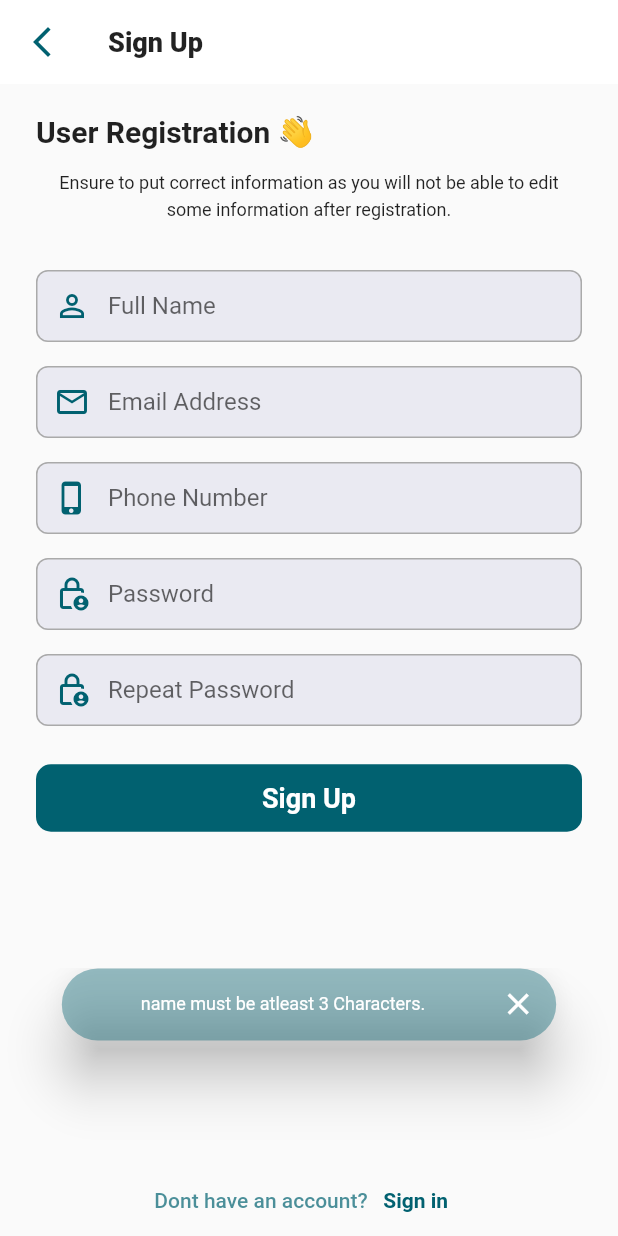
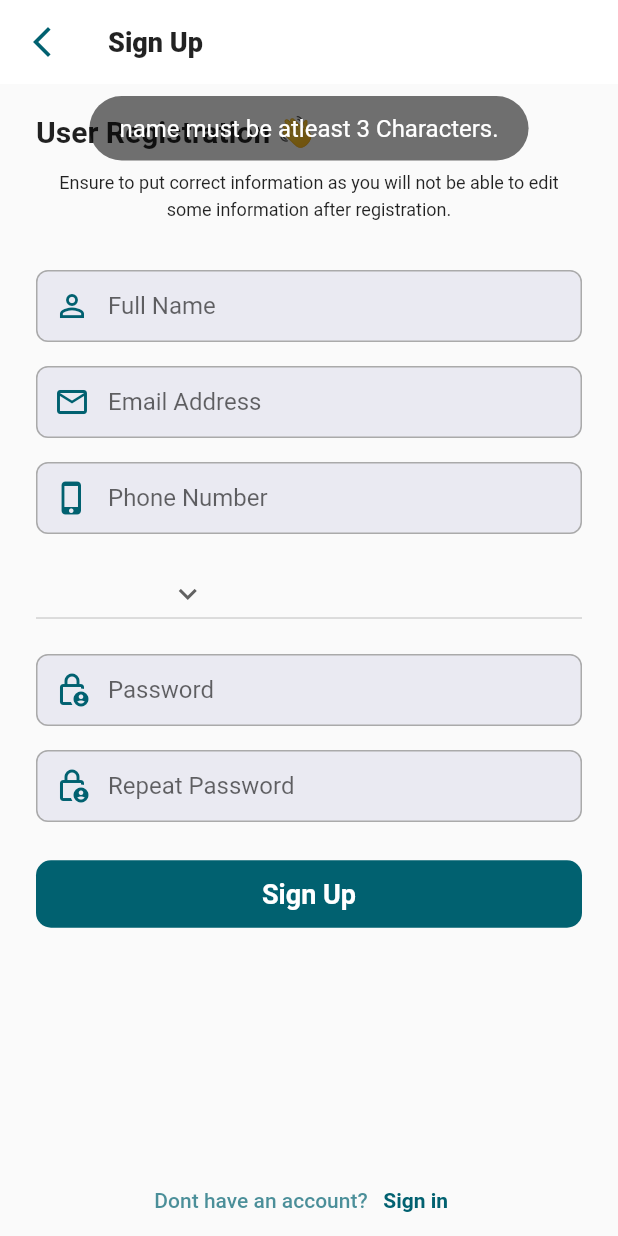
Before and after one commit to 2016en0223/mfyp_cust, a Flutter app: the MFYPSignUpScreen screen opened directly, after a tap on "Sign Up", on a phone screen of 412 x 824 dp. Run offline on Flutter 3.47's test engine with Material 2 defaults, Android fonts, the phone set to English and light mode, and no system bars; our stand-ins replace adaptive_dialog, cloud_firestore, firebase_auth, firebase_core, firebase_database, fluttertoast and 5 more; missing offline and left inert: flutter_geofire, material_dialogs, shirne_dialog; accounts and stored records are empty; Roboto replaces fonts that are missing (SanFrancisco).

Commit message:
GetX added for routing

```diff
--- /dev/null
+++ b/lib/includes/models/vehicle.information.model.dart
@@ -0,0 +1,5 @@
+class VehicleInformation {
+  String? carType, carBrand;
+
+  VehicleInformation({this.carType, this.carBrand});
+}
--- a/lib/includes/utilities/dialog.util.dart
+++ b/lib/includes/utilities/dialog.util.dart
@@ -1,4 +1,5 @@
 import 'package:flutter/material.dart';
+import 'package:fluttertoast/fluttertoast.dart';
 import 'package:mfyp_cust/includes/utilities/button.util.dart';
 import 'package:mfyp_cust/includes/utilities/colors.dart';
 
@@ -60,27 +61,13 @@ class MFYPDialogAction extends StatelessWidget {
     );
   }
 }
-snackBarMessage(String message, [ctx]) {
-  SnackBar snackBar = SnackBar(
-    duration: const Duration(milliseconds: 1000),
-    closeIconColor: Colors.white,
-    showCloseIcon: true,
-    shape: RoundedRectangleBorder(borderRadius: BorderRadius.circular(50)),
-    behavior: SnackBarBehavior.floating,
-    dismissDirection: DismissDirection.endToStart,
-    margin: EdgeInsets.only(
-        right: MediaQuery.of(ctx).size.width * 0.1,
-        left: MediaQuery.of(ctx).size.width * 0.1,
-        bottom: MediaQuery.of(ctx).size.height * 0.1),
-    elevation: 15,
-    backgroundColor: const Color.fromARGB(101, 1, 97, 112),
-    content: Text(
-      message,
-      textAlign: TextAlign.center,
-      overflow: TextOverflow.clip,
-      softWrap: true,
-      style: const TextStyle(fontSize: 12),
-    ),
-  );
-  return ScaffoldMessenger.of(ctx).showSnackBar(snackBar);
+snackBarMessage(String message, [ToastGravity? gravity]) {
+  Fluttertoast.showToast(
+      msg: message,
+      toastLength: Toast.LENGTH_SHORT,
+      gravity: gravity ?? ToastGravity.TOP,
+      timeInSecForIosWeb: 1,
+      backgroundColor: const Color.fromARGB(142, 0, 0, 0),
+      textColor: Colors.white,
+      fontSize: 16.0);
 }
--- a/lib/includes/utilities/listview.util.dart
+++ b/lib/includes/utilities/listview.util.dart
@@ -1,4 +1,5 @@
 import 'package:flutter/material.dart';
+import 'package:get/route_manager.dart';
 import 'package:mfyp_cust/includes/api_key.dart';
 import 'package:mfyp_cust/includes/handlers/user.info.handler.provider.dart';
 import 'package:mfyp_cust/includes/models/location.direction.model.dart';
@@ -23,7 +24,7 @@ class MFYPListView extends StatelessWidget {
     String placeDetailsURL =
         "https://maps.googleapis.com/maps/api/place/details/json?place_id=$placeID&key=$apiKey";
     var urlRequest = await Request.requestURL(placeDetailsURL);
-    Navigator.of(context).pop();
+    Get.back();
     if (urlRequest["status"] == "OK") {
       LocationDirection userDirection = LocationDirection();
 
@@ -35,7 +36,7 @@ class MFYPListView extends StatelessWidget {
       userDirection.placeID = placeID;
       Provider.of<MFYPUserInfo>(context, listen: false)
           .getProviderLatLng(userDirection);
-      Navigator.pop(context, "Home");
+      Get.back(result: "Home");
     }
   }
 
--- /dev/null
+++ b/lib/includes/widget/bottom.navigation.wdg.dart
@@ -0,0 +1,49 @@
+import 'package:flutter/material.dart';
+import 'package:get/route_manager.dart';
+import '../../screens/login.scr.dart';
+import '../utilities/colors.dart';
+
+class MFYPBottomNavigation extends StatelessWidget {
+  const MFYPBottomNavigation({super.key});
+
+  @override
+  Widget build(BuildContext context) {
+    return Container(
+      width: MediaQuery.of(context).size.width,
+      height: 48,
+      alignment: Alignment.center,
+      child: Row(
+        crossAxisAlignment: CrossAxisAlignment.center,
+        mainAxisAlignment: MainAxisAlignment.center,
+        children: [
+          Text(
+            'Dont have an account?',
+            style: TextStyle(
+              color: AppColor.primaryColor.withOpacity(0.7),
+              fontSize: 14,
+              fontWeight: FontWeight.w500,
+            ),
+          ),
+          TextButton(
+            onPressed: () {
+              Get.to(
+                const MFYPLogin(),
+              );
+            },
+            style: TextButton.styleFrom(
+              foregroundColor: AppColor.primaryColor.withOpacity(0.1),
+            ),
+            child: const Text(
+              "Sign in",
+              style: TextStyle(
+                color: AppColor.primaryColor,
+                fontSize: 14,
+                fontWeight: FontWeight.w700,
+              ),
+            ),
+          ),
+        ],
+      ),
+    );
+  }
+}
--- a/lib/screens/register.scr.dart
+++ b/lib/screens/register.scr.dart
@@ -1,13 +1,17 @@
+import 'package:cloud_firestore/cloud_firestore.dart';
 import 'package:firebase_auth/firebase_auth.dart';
 import 'package:firebase_database/firebase_database.dart';
 import 'package:flutter/material.dart';
 import 'package:flutter/services.dart';
 import 'package:geolocator/geolocator.dart';
+import 'package:get/route_manager.dart';
 import '../includes/global.dart';
+import '../includes/models/vehicle.information.model.dart';
 import '../includes/utilities/button.util.dart';
 import '../includes/utilities/colors.dart';
 import '../includes/utilities/dialog.util.dart';
 import '../includes/utilities/textfield.util.dart';
+import '../includes/widget/bottom.navigation.wdg.dart';
 import 'login.scr.dart';
 import 'main.scr.dart';
 import 'welcome.scr.dart';
@@ -27,6 +31,18 @@ class _MFYPSignUpScreenState extends State<MFYPSignUpScreen> {
   // List predictedPlacesList = [];
   var geolocator = Geolocator;
   LocationPermission? userLocationPermission;
+  List<String> vehicleList = [
+    "Toyota",
+    "Lexus",
+    "Ford",
+    "Range Rover",
+    "Nissan",
+    "Honda"
+  ];
+  String carDrop = "Car";
+  // Initial Selected Value
+
+  // List of items in our dropdown menu
 
   deviceLocationPermission() async {
     userLocationPermission = await Geolocator.requestPermission();
@@ -64,29 +80,24 @@ class _MFYPSignUpScreenState extends State<MFYPSignUpScreen> {
 
   validateForm() {
     if (fullNameController.text.length < 3) {
-      snackBarMessage("name must be atleast 3 Characters.", context);
+      snackBarMessage("name must be atleast 3 Characters.");
     } else if (!emailController.text.contains(regex)) {
-      snackBarMessage("Email address is not Valid.", context);
+      snackBarMessage("Email address is not Valid.");
     } else if (phoneController.text.isEmpty) {
-      snackBarMessage("Phone Number is required.", context);
+      snackBarMessage("Phone Number is required.");
     } else if (passwordController.text.length < 11) {
-      snackBarMessage("Password must be atleast 8 Characters.", context);
+      snackBarMessage("Password must be atleast 8 Characters.");
     } else if (passwordController.text != confirmController.text) {
-      snackBarMessage("Password do not match.", context);
+      snackBarMessage("Password do not match.");
     } else {
       saveUserInfoNow();
     }
   }
 
   saveUserInfoNow() async {
-    showDialog(
-        context: context,
-        barrierDismissible: false,
-        builder: (BuildContext c) {
-          return const MFYPDialog(
-            message: "Setting up...",
-          );
-        });
+    Get.dialog(const MFYPDialog(
+      message: "Setting up...",
+    ));
     try {
       final User? credential =
           (await FirebaseAuth.instance.createUserWithEmailAndPassword(
@@ -115,14 +126,14 @@ class _MFYPSignUpScreenState extends State<MFYPSignUpScreen> {
     } on FirebaseAuthException catch (e) {
       if (e.code == 'weak-password') {
         Navigator.of(context).pop();
-        snackBarMessage("The password provided is too weak.", context);
+        snackBarMessage("The password provided is too weak.");
       } else if (e.code == 'email-already-in-use') {
         Navigator.of(context).pop();
-        snackBarMessage("The account already exists for that email.", context);
+        snackBarMessage("The account already exists for that email.");
       }
     } catch (e) {
-      Navigator.of(context).pop();
-      snackBarMessage(e.toString(), context);
+      Get.back();
+      snackBarMessage(e.toString());
     }
   }
 
@@ -136,17 +147,15 @@ class _MFYPSignUpScreenState extends State<MFYPSignUpScreen> {
           systemOverlayStyle: SystemUiOverlayStyle.light,
           title: const Text(
             "Sign Up",
-              style: TextStyle(
+            style: TextStyle(
                 color: Colors.black87,
                 fontWeight: FontWeight.w900,
                 fontSize: 18),
           ),
           leading: IconButton(
             onPressed: () {
-              Navigator.of(context).pushReplacement(
-                MaterialPageRoute(
-                  builder: ((context) => const MFYPWelcomePage()),
-                ),
+              Get.to(
+                const MFYPWelcomePage(),
               );
             },
             icon: const Icon(
@@ -156,35 +165,10 @@ class _MFYPSignUpScreenState extends State<MFYPSignUpScreen> {
           ),
         ),
         bottomNavigationBar:
-            bottomNavigation(), // backgroundColor: Colors.black,
+            const MFYPBottomNavigation(), // backgroundColor: Colors.black,
         body: SingleChildScrollView(
           child: Column(
             children: [
-              // Container(
-              //   padding: const EdgeInsets.symmetric(horizontal: 5, vertical: 5),
-              //   height: 50,
-              //   width: double.infinity,
-              //   child: Row(
-              //     children: [
-              //       IconButton(
-              //         onPressed: () => Navigator.of(context).pop,
-              //         iconSize: 16,
-              //         color: AppColor.primaryColor,
-              //         icon: const Icon(Icons.arrow_back_ios_new_outlined),
-              //       ),
-              //       const Text(
-              //         "Registration",
-              //         style: TextStyle(
-              //             color: Colors.black87,
-              //             fontWeight: FontWeight.w900,
-              //             fontSize: 18),
-              //       )
-              //     ],
-              //   ),
-              // ),
-              // const SizedBox(
-              //   height: 15,
-              // ),
               ListView(
                 shrinkWrap: true,
                 padding: const EdgeInsets.symmetric(horizontal: 24),
@@ -259,6 +243,27 @@ class _MFYPSignUpScreenState extends State<MFYPSignUpScreen> {
                   ),
 
                   const SizedBox(height: 16),
+                  DropdownButton(
+                    // Initial Value
+                    value: carDrop,
+
+                    // Down Arrow Icon
+                    icon: const Icon(Icons.keyboard_arrow_down),
+
+                    // Array list of items
+                    items: vehicleList.map((String car) {
+                      return DropdownMenuItem(
+                        value: car,
+                        child: Text(car),
+                      );
+                    }).toList(),
+                    onChanged: (selectedCar) {
+                      setState(() {
+                        carDrop = selectedCar!;
+                      });
+                    },
+                  ),
+                  const SizedBox(height: 16),
                   // Password
                   TextFieldCustom(
                     controller: passwordController,
@@ -305,42 +310,34 @@ class _MFYPSignUpScreenState extends State<MFYPSignUpScreen> {
         ));
   }
 
-  Widget bottomNavigation() {
-    return Container(
-      width: MediaQuery.of(context).size.width,
-      height: 48,
-      alignment: Alignment.center,
-      child: Row(
-        crossAxisAlignment: CrossAxisAlignment.center,
-        mainAxisAlignment: MainAxisAlignment.center,
-        children: [
-          Text(
-            'Dont have an account?',
-            style: TextStyle(
-              color: AppColor.primaryColor.withOpacity(0.7),
-              fontSize: 14,
-              fontWeight: FontWeight.w500,
-            ),
-          ),
-          TextButton(
-            onPressed: () {
-              Navigator.of(context).push(
-                  MaterialPageRoute(builder: (context) => const MFYPLogin()));
-            },
-            style: TextButton.styleFrom(
-              foregroundColor: AppColor.primaryColor.withOpacity(0.1),
-            ),
-            child: const Text(
-              "Sign in",
-              style: TextStyle(
-                color: AppColor.primaryColor,
-                fontSize: 14,
-                fontWeight: FontWeight.w700,
-              ),
-            ),
-          ),
-        ],
-      ),
-    );
-  }
+  // dropdown() async {
+  //   DatabaseReference ref = FirebaseDatabase.instance.ref("car_information");
+
+  //   Iterable<DataSnapshot> event = (await ref.once()).snapshot.children;
+  //   for (var car in event) {
+  //     vehicleList.add(car.value);
+  //   }
+  //   return DropdownButton(
+  //     // Initial Value
+  //     value: carDrop,
+
+  //     // Down Arrow Icon
+  //     icon: const Icon(Icons.keyboard_arrow_down),
+
+  //     // Array list of items
+  //     items: items.map((String items) {
+  //       return DropdownMenuItem(
+  //         value: items,
+  //         child: Text(items),
+  //       );
+  //     }).toList(),
+  //     // After selecting the desired option,it will
+  //     // change button value to selected value
+  //     onChanged: (String? newValue) {
+  //       setState(() {
+  //         dropdownvalue = newValue!;
+  //       });
+  //     },
+  //   );
+  // }
 }
--- a/lib/screens/welcome.scr.dart
+++ b/lib/screens/welcome.scr.dart
@@ -1,3 +1,4 @@
+import 'package:firebase_database/firebase_database.dart';
 import 'package:flutter/material.dart';
 import 'package:mfyp_cust/screens/login.scr.dart';
 import 'package:mfyp_cust/screens/register.scr.dart';
@@ -81,6 +82,10 @@ class MFYPWelcomePage extends StatelessWidget {
                   ),
                   ElevatedButton(
                     onPressed: () {
+                      FirebaseDatabase.instance
+                          .ref()
+                          .child("car_information")
+                          .set({"toto": "yes"});
                       Navigator.of(context).push(MaterialPageRoute(
                           builder: (context) => const MFYPSignUpScreen()));
                     },
--- a/pubspec.yaml
+++ b/pubspec.yaml
@@ -64,6 +64,8 @@ dependencies:
   lottie: ^2.3.1
   assets_audio_player: ^3.0.6
   toast_message_bar: ^0.0.5
+  get: ^4.6.5
+  fluttertoast: ^8.2.1
 
 
 dev_dependencies:
```
Also changed, not shown: lib/screens/home.scr.dart (+24 -11 lines), lib/screens/login.scr.dart (+6 -6 lines), pubspec.lock.
